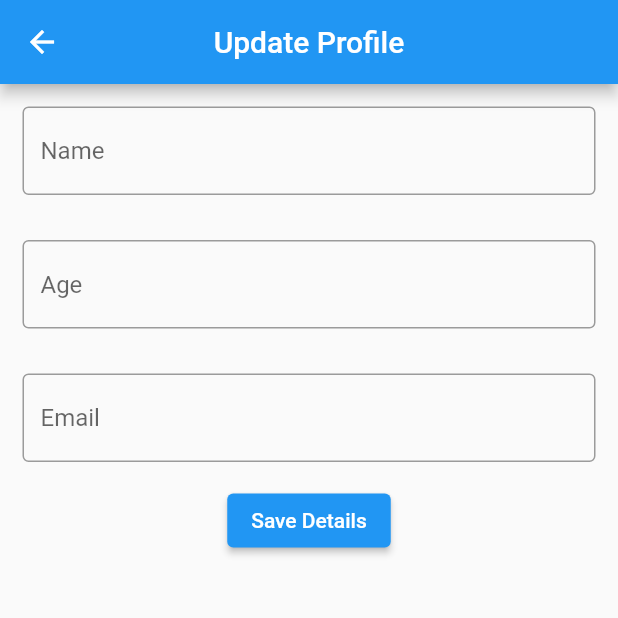
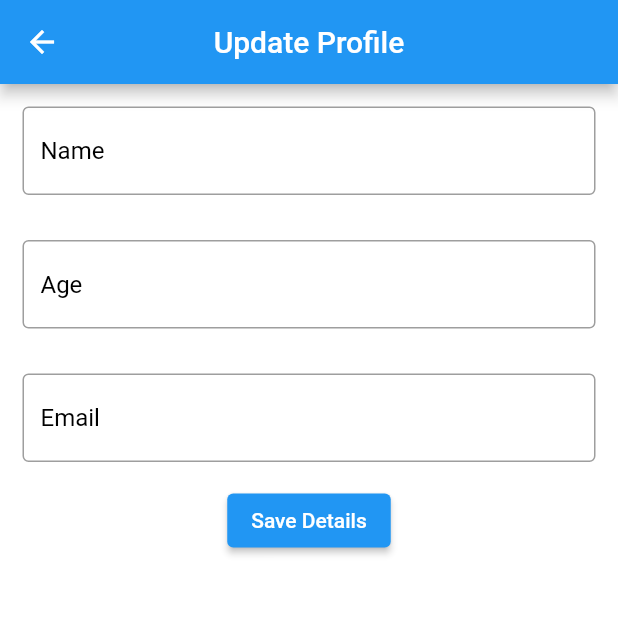
Before and after one commit to Avinash174/CryptoCurrencyApp, a Flutter app: the UpdateProfileScreen screen opened directly, after a tap on "Save Details", on a phone screen of 412 x 824 dp, the top half of it. Run offline on Flutter 3.47's test engine with Material 2 defaults, Android fonts, the phone set to English and light mode, and no system bars; our stand-ins replace shared_preferences; accounts and stored records are empty.

Commit message:
New Changes Done

```diff
--- a/lib/app_theme.dart
+++ b/lib/app_theme.dart
@@ -0,0 +1,10 @@
+import 'package:flutter/cupertino.dart';
+import 'package:shared_preferences/shared_preferences.dart';
+
+class AppTheme{
+  static bool isDarkModenabled=false;
+  static Future<void>getThemeValue() async{
+    SharedPreferences sharedPreferences =await SharedPreferences.getInstance();
+    isDarkModenabled =sharedPreferences.getBool('isDarkMode') ?? false;
+  }
+}
--- a/lib/main.dart
+++ b/lib/main.dart
@@ -1,7 +1,10 @@
 import 'package:cryto_currency_app/HomeScreen.dart';
+import 'package:cryto_currency_app/app_theme.dart';
 import 'package:flutter/material.dart';
 
-void main() {
+void main() async{
+  WidgetsFlutterBinding.ensureInitialized();
+ await  AppTheme.getThemeValue();
   runApp(const MyApp());
 }
 
--- a/lib/update_profile_screen.dart
+++ b/lib/update_profile_screen.dart
@@ -1,53 +1,71 @@
+import 'package:cryto_currency_app/app_theme.dart';
 import 'package:flutter/material.dart';
 import 'package:shared_preferences/shared_preferences.dart';
 
 class UpdateProfileScreen extends StatelessWidget {
   UpdateProfileScreen({Key? key}) : super(key: key);
 
-  final TextEditingController name=TextEditingController();
-   final TextEditingController age=TextEditingController();
-   final TextEditingController email=TextEditingController();
+  final TextEditingController name = TextEditingController();
+  final TextEditingController age = TextEditingController();
+  final TextEditingController email = TextEditingController();
 
-  Future<void> saveDate(String key,value) async{
-    SharedPreferences _pref =await SharedPreferences.getInstance();
+  Future<void> saveDate(String key, value) async {
+    SharedPreferences _pref = await SharedPreferences.getInstance();
     await _pref.setString(key, value);
   }
 
-  void saveUserDetails()async{
+  void saveUserDetails() async {
     await saveDate('name', name.text);
     await saveDate('email', email.text);
     await saveDate('age', age.text);
     print("Data Save");
   }
 
+  bool isDarkModeEnabled = AppTheme.isDarkModenabled;
+
   @override
   Widget build(BuildContext context) {
     return Scaffold(
+      backgroundColor: isDarkModeEnabled ? Colors.black : Colors.white,
       appBar: AppBar(
+
           title: Text("Update Profile"),
-        centerTitle: true
-      ),
+          centerTitle: true),
       body: Column(
         children: [
-          customTextFiek("Name ",name,false),
-          customTextFiek("Age", age,true),
-          customTextFiek("Email ",email,false),
-          ElevatedButton(onPressed: (){saveUserDetails();
-            }, child: Text("Save Details"),),
+          customTextField("Name ", name, false),
+          customTextField("Age", age, true),
+          customTextField("Email ", email, false),
+          ElevatedButton(
+            onPressed: () {
+              saveUserDetails();
+            },
+            child: Text("Save Details"),
+          ),
         ],
       ),
     );
   }
-}
-Widget customTextFiek(String hintText,TextEditingController controller,bool isTextField){
-  return Padding(padding: EdgeInsets.all(15.0),
+
+  Widget customTextField(
+      String hintText, TextEditingController controller, bool isTextField) {
+    return Padding(
+      padding: EdgeInsets.all(15.0),
       child: TextField(
         controller: controller,
         decoration: InputDecoration(
-        border: OutlineInputBorder(),
+          enabledBorder: OutlineInputBorder(
+            borderSide: BorderSide(
+              color: isDarkModeEnabled ? Colors.white : Colors.grey,
+            ),
+          ),
           hintText: hintText,
+          hintStyle: TextStyle(
+            color: isDarkModeEnabled ? Colors.white : Colors.black,
           ),
-      keyboardType: isTextField? TextInputType.number:null,
+        ),
+        keyboardType: isTextField ? TextInputType.number : null,
       ),
     );
   }
+}
```
Also changed, not shown: lib/HomeScreen.dart (+7 -2 lines), 1 other file. Lines whose indentation alone changed are shown as unchanged.
